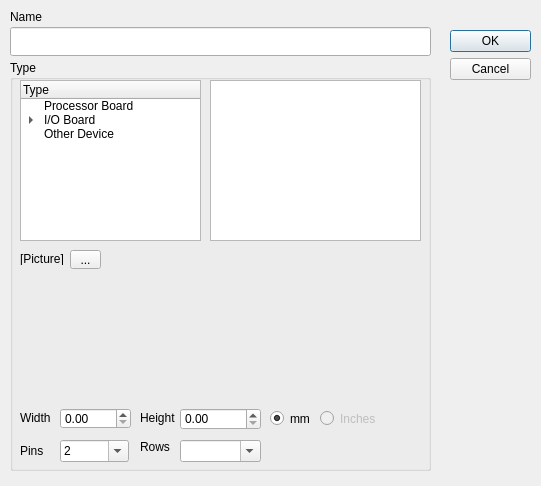
First picture: the form in iot-developer/mainwindow/newhardwareitemdialog.ui, repository clixx-io/clixx.io, before the edit.
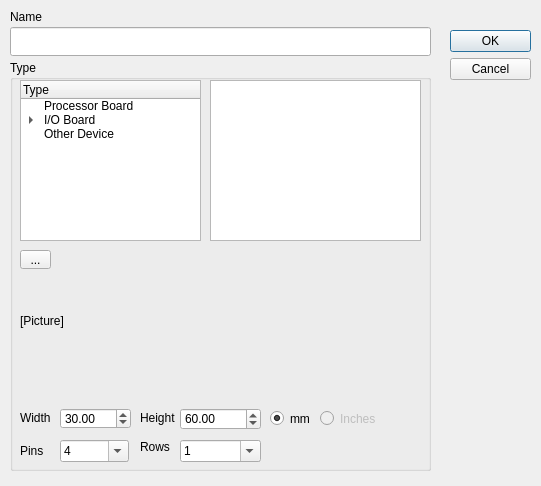
Second picture: the form after the edit.

```diff
--- a/iot-developer/mainwindow/newhardwareitemdialog.ui
+++ b/iot-developer/mainwindow/newhardwareitemdialog.ui
@@ -106,7 +106,7 @@
    <widget class="QToolButton" name="toolButton">
     <property name="geometry">
      <rect>
-      <x>60</x>
+      <x>10</x>
       <y>190</y>
       <width>31</width>
       <height>19</height>
@@ -120,9 +120,9 @@
     <property name="geometry">
      <rect>
       <x>10</x>
-      <y>192</y>
-      <width>47</width>
-      <height>13</height>
+      <y>190</y>
+      <width>401</width>
+      <height>141</height>
      </rect>
     </property>
     <property name="text">
@@ -138,6 +138,9 @@
       <height>22</height>
      </rect>
     </property>
+    <property name="value">
+     <double>60.000000000000000</double>
+    </property>
    </widget>
    <widget class="QRadioButton" name="radioButton_2">
     <property name="enabled">
@@ -206,6 +209,9 @@
       <height>21</height>
      </rect>
     </property>
+    <property name="value">
+     <double>30.000000000000000</double>
+    </property>
    </widget>
    <widget class="QLabel" name="rowslabel">
     <property name="geometry">
@@ -245,6 +251,9 @@
     <property name="editable">
      <bool>true</bool>
     </property>
+    <property name="currentIndex">
+     <number>2</number>
+    </property>
     <item>
      <property name="text">
       <string>2</string>
@@ -309,7 +318,7 @@
      <bool>true</bool>
     </property>
     <property name="currentIndex">
-     <number>-1</number>
+     <number>0</number>
     </property>
     <item>
      <property name="text">
```
Left out of the diff: 16 changed lines with no effect on the pictures.
